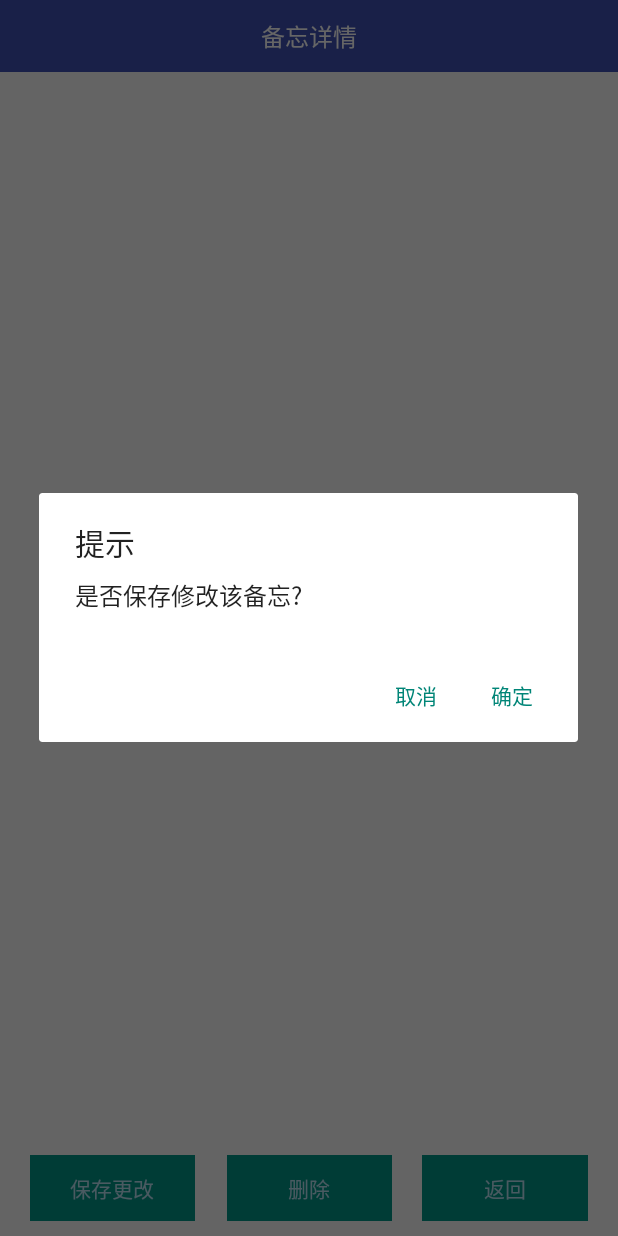
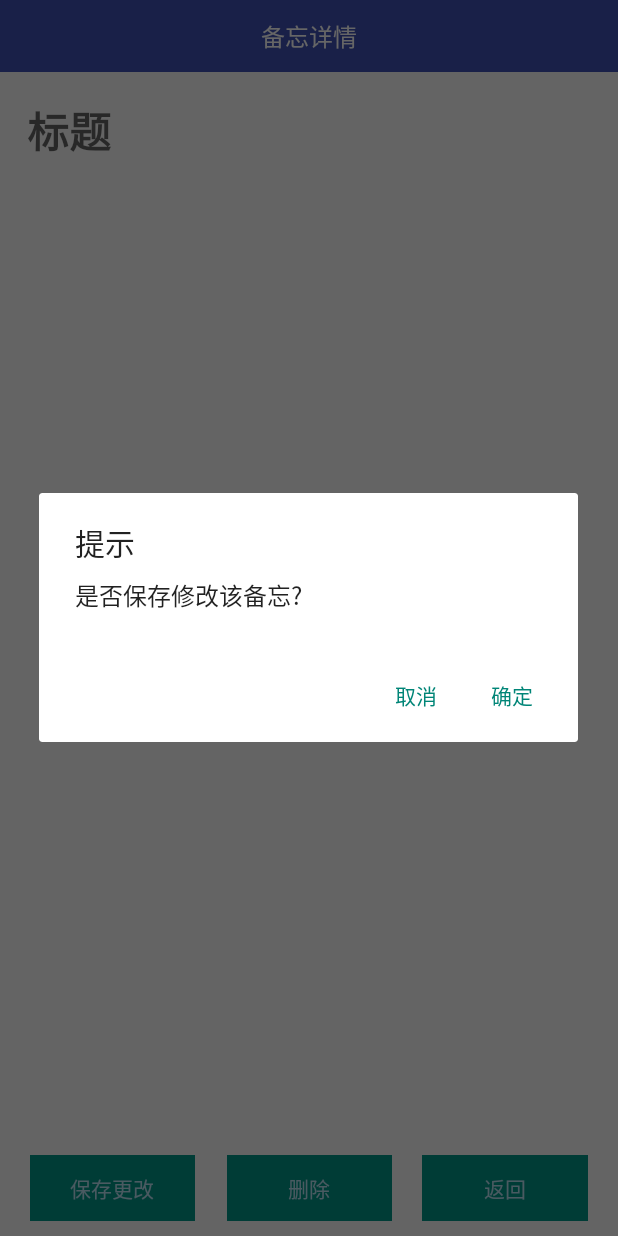
Before and after one commit to HelloFancyWorld/FancyNote, an Android app built with Jetpack Compose: the NoteDetailActivity screen opened directly, with no data from a screen before it, after a tap on "保存更改", on a phone screen of 412 x 824 dp. Run offline under Robolectric (Android 15) with nearby library versions, the phone set to English and light mode, and no system bars; pictures from the network do not load; 2 statements that could not run were skipped.

Commit message:
6.8-correct

```diff
--- a/FancyNote_Frontend/app/src/main/java/com/example/myapplication/NoteDetailActivity.java
+++ b/FancyNote_Frontend/app/src/main/java/com/example/myapplication/NoteDetailActivity.java
@@ -14,6 +14,7 @@ import androidx.media3.common.MediaItem;
 import androidx.media3.exoplayer.ExoPlayer;
 import androidx.media3.ui.PlayerView;
 
+import android.util.Log;
 import android.view.GestureDetector;
 import android.view.MotionEvent;
 import android.view.View;
@@ -37,10 +38,10 @@ import java.util.List;
 public class NoteDetailActivity extends BaseActivity implements View.OnTouchListener {
 
     private static final int IMAGE_PICKER = 1001;
-    private TextView tvTitle;
+    private EditText tvTitle;
     private LinearLayout tvContent;//内容
     private static final String TAG = "MyActivityTag";
-    private ArrayList<NoteItem> noteItemList;
+    private ArrayList<NoteItem> noteItemList = new ArrayList<>();
     private TextView tvEdite,tvDelete,tvChange, tvReturn;//取消,保存\
     List<String> imageList = new ArrayList<>();
     List<String> audioList = new ArrayList<>();
@@ -70,7 +71,7 @@ public class NoteDetailActivity extends BaseActivity implements View.OnTouchList
     }
 
     private void initViews() {
-        tvTitle = (TextView) findViewById(R.id.tvTitle);
+        tvTitle = (EditText) findViewById(R.id.etTitle);
         tvContent = (LinearLayout) findViewById(R.id.linearLayout);
         tvEdite = (TextView) findViewById(R.id.tvEdite);
         tvDelete = (TextView) findViewById(R.id.tvDelete);
@@ -106,7 +107,7 @@ public class NoteDetailActivity extends BaseActivity implements View.OnTouchList
         // 设置一些属性（可选）
 
         // 将 EditText 添加到 LinearLayout
-        ivContent.addView(editText);
+        tvContent.addView(editText);
     }
 
     private void setDataToView() {
@@ -153,6 +154,7 @@ public class NoteDetailActivity extends BaseActivity implements View.OnTouchList
                     //mediaPlayer.prepareAsync();
                     player.prepare();
                     player.play();
+                    tvContent.addView(playerView);
                 } catch (Exception e) {
                     Toast.makeText(getBaseContext(), e.toString(), Toast.LENGTH_SHORT).show();
                 }
@@ -184,6 +186,7 @@ public class NoteDetailActivity extends BaseActivity implements View.OnTouchList
                             @Override
                             public void onClick(DialogInterface dialog, int which) {
                                 String title = tvTitle.getText().toString().trim();
+                                Log.i("title", title);
                                 ViewGroup containerLayout = (ViewGroup) scrollView.getChildAt(0);
 
                                 traverseViews(containerLayout);
@@ -263,6 +266,7 @@ public class NoteDetailActivity extends BaseActivity implements View.OnTouchList
             } else if (child instanceof EditText) {
                 EditText editText = (EditText) child;
                 String text = editText.getText().toString().trim();
+                Log.i("title", text);
                 NoteItem new_noteitem = new NoteItem(NoteItem.TYPE_TEXT, text);
                 noteItemList.add(new_noteitem);
             } else if (child instanceof ImageView) {
--- a/FancyNote_Frontend/app/src/main/java/com/example/myapplication/NoteItem.java
+++ b/FancyNote_Frontend/app/src/main/java/com/example/myapplication/NoteItem.java
@@ -1,6 +1,8 @@
 package com.example.myapplication;
 
-public class NoteItem {
+import java.io.Serializable;
+
+public class NoteItem implements Serializable {
     public static final int TYPE_TEXT = 0;
     public static final int TYPE_IMAGE = 1;
     public static final int TYPE_AUDIO = 2;
--- a/FancyNote_Frontend/app/src/main/res/layout/activity_note_detail.xml
+++ b/FancyNote_Frontend/app/src/main/res/layout/activity_note_detail.xml
@@ -32,7 +32,19 @@
             android:layout_height="wrap_content"
             android:orientation="vertical"
             android:id="@+id/linearLayout">
-
+            <EditText
+                android:id="@+id/etTitle"
+                android:layout_width="match_parent"
+                android:layout_height="wrap_content"
+                android:layout_marginLeft="18dp"
+                android:layout_marginTop="18dp"
+                android:layout_marginRight="16dp"
+                android:layout_marginBottom="8dp"
+                android:background="@null"
+                android:gravity="top"
+                android:hint="@string/add_note_text_title"
+                android:textSize="28sp"
+                android:textStyle="bold" />
         </LinearLayout>
     </ScrollView>
 
```
